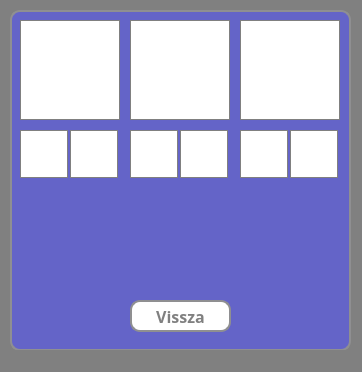
Above: src/main/resources/ui/dark/resultsWindow.ui from pkristof1999/Szakdolgozat before the change. Below: the same form after it.
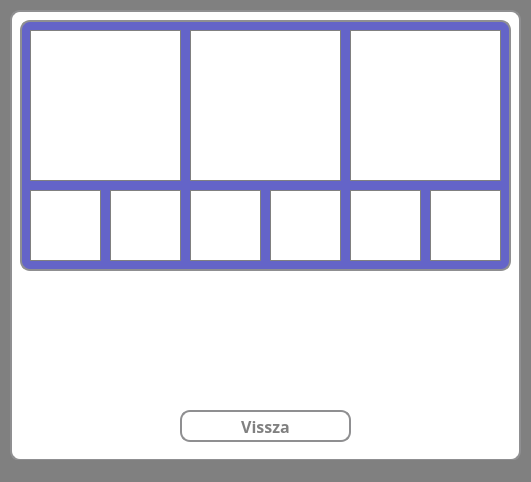
That is the form after the change.

Patch:
```diff
--- a/src/main/resources/ui/dark/resultsWindow.ui
+++ b/src/main/resources/ui/dark/resultsWindow.ui
@@ -6,8 +6,8 @@
    <rect>
     <x>0</x>
     <y>0</y>
-    <width>362</width>
-    <height>372</height>
+    <width>531</width>
+    <height>482</height>
    </rect>
   </property>
   <property name="windowTitle">
@@ -24,233 +24,26 @@
      <rect>
       <x>10</x>
       <y>10</y>
-      <width>341</width>
-      <height>341</height>
+      <width>511</width>
+      <height>451</height>
      </rect>
     </property>
     <property name="styleSheet">
      <string notr="true">* {
-	background-color: rgb(100, 100, 200);
+	background-color: white;
 	border: 2px solid #8f8f91;
 	border-radius: 10px;
-	color: white;
+	color: rgb(100, 100, 200);
 	font-size: 16px;
 	font-weight: bold;
 }</string>
     </property>
-    <widget class="QFrame" name="learnMedal">
-     <property name="geometry">
-      <rect>
-       <x>10</x>
-       <y>10</y>
-       <width>100</width>
-       <height>100</height>
-      </rect>
-     </property>
-     <property name="styleSheet">
-      <string notr="true">* {
-border: 1px solid grey;
-border-radius: 0px;
-background-color: white;
-}</string>
-     </property>
-     <property name="frameShape">
-      <enum>QFrame::StyledPanel</enum>
-     </property>
-     <property name="frameShadow">
-      <enum>QFrame::Raised</enum>
-     </property>
-    </widget>
-    <widget class="QFrame" name="quizMedal">
-     <property name="geometry">
-      <rect>
-       <x>120</x>
-       <y>10</y>
-       <width>100</width>
-       <height>100</height>
-      </rect>
-     </property>
-     <property name="styleSheet">
-      <string notr="true">* {
-border: 1px solid grey;
-border-radius: 0px;
-background-color: white;
-}</string>
-     </property>
-     <property name="frameShape">
-      <enum>QFrame::StyledPanel</enum>
-     </property>
-     <property name="frameShadow">
-      <enum>QFrame::Raised</enum>
-     </property>
-    </widget>
-    <widget class="QFrame" name="emailMedal">
-     <property name="geometry">
-      <rect>
-       <x>230</x>
-       <y>10</y>
-       <width>100</width>
-       <height>100</height>
-      </rect>
-     </property>
-     <property name="styleSheet">
-      <string notr="true">* {
-border: 1px solid grey;
-border-radius: 0px;
-background-color: white;
-}</string>
-     </property>
-     <property name="frameShape">
-      <enum>QFrame::StyledPanel</enum>
-     </property>
-     <property name="frameShadow">
-      <enum>QFrame::Raised</enum>
-     </property>
-    </widget>
-    <widget class="QFrame" name="badge01">
-     <property name="geometry">
-      <rect>
-       <x>10</x>
-       <y>120</y>
-       <width>48</width>
-       <height>48</height>
-      </rect>
-     </property>
-     <property name="styleSheet">
-      <string notr="true">* {
-border: 1px solid grey;
-border-radius: 0px;
-background-color: white;
-}</string>
-     </property>
-     <property name="frameShape">
-      <enum>QFrame::StyledPanel</enum>
-     </property>
-     <property name="frameShadow">
-      <enum>QFrame::Raised</enum>
-     </property>
-    </widget>
-    <widget class="QFrame" name="badge02">
-     <property name="geometry">
-      <rect>
-       <x>60</x>
-       <y>120</y>
-       <width>48</width>
-       <height>48</height>
-      </rect>
-     </property>
-     <property name="styleSheet">
-      <string notr="true">* {
-border: 1px solid grey;
-border-radius: 0px;
-background-color: white;
-}</string>
-     </property>
-     <property name="frameShape">
-      <enum>QFrame::StyledPanel</enum>
-     </property>
-     <property name="frameShadow">
-      <enum>QFrame::Raised</enum>
-     </property>
-    </widget>
-    <widget class="QFrame" name="badge03">
-     <property name="geometry">
-      <rect>
-       <x>120</x>
-       <y>120</y>
-       <width>48</width>
-       <height>48</height>
-      </rect>
-     </property>
-     <property name="styleSheet">
-      <string notr="true">* {
-border: 1px solid grey;
-border-radius: 0px;
-background-color: white;
-}</string>
-     </property>
-     <property name="frameShape">
-      <enum>QFrame::StyledPanel</enum>
-     </property>
-     <property name="frameShadow">
-      <enum>QFrame::Raised</enum>
-     </property>
-    </widget>
-    <widget class="QFrame" name="badge04">
-     <property name="geometry">
-      <rect>
-       <x>170</x>
-       <y>120</y>
-       <width>48</width>
-       <height>48</height>
-      </rect>
-     </property>
-     <property name="styleSheet">
-      <string notr="true">* {
-border: 1px solid grey;
-border-radius: 0px;
-background-color: white;
-}</string>
-     </property>
-     <property name="frameShape">
-      <enum>QFrame::StyledPanel</enum>
-     </property>
-     <property name="frameShadow">
-      <enum>QFrame::Raised</enum>
-     </property>
-    </widget>
-    <widget class="QFrame" name="badge05">
-     <property name="geometry">
-      <rect>
-       <x>230</x>
-       <y>120</y>
-       <width>48</width>
-       <height>48</height>
-      </rect>
-     </property>
-     <property name="styleSheet">
-      <string notr="true">* {
-border: 1px solid grey;
-border-radius: 0px;
-background-color: white;
-}</string>
-     </property>
-     <property name="frameShape">
-      <enum>QFrame::StyledPanel</enum>
-     </property>
-     <property name="frameShadow">
-      <enum>QFrame::Raised</enum>
-     </property>
-    </widget>
-    <widget class="QFrame" name="badge06">
-     <property name="geometry">
-      <rect>
-       <x>280</x>
-       <y>120</y>
-       <width>48</width>
-       <height>48</height>
-      </rect>
-     </property>
-     <property name="styleSheet">
-      <string notr="true">* {
-border: 1px solid grey;
-border-radius: 0px;
-background-color: white;
-}</string>
-     </property>
-     <property name="frameShape">
-      <enum>QFrame::StyledPanel</enum>
-     </property>
-     <property name="frameShadow">
-      <enum>QFrame::Raised</enum>
-     </property>
-    </widget>
     <widget class="QLabel" name="userScore">
      <property name="geometry">
       <rect>
-       <x>20</x>
-       <y>190</y>
-       <width>301</width>
+       <x>90</x>
+       <y>300</y>
+       <width>331</width>
        <height>81</height>
       </rect>
      </property>
@@ -272,9 +65,9 @@
     <widget class="QPushButton" name="backButton">
      <property name="geometry">
       <rect>
-       <x>120</x>
-       <y>290</y>
-       <width>101</width>
+       <x>170</x>
+       <y>400</y>
+       <width>171</width>
        <height>32</height>
       </rect>
      </property>
@@ -302,6 +95,228 @@
       <string>Vissza</string>
      </property>
     </widget>
+    <widget class="QWidget" name="widget_2" native="true">
+     <property name="geometry">
+      <rect>
+       <x>10</x>
+       <y>10</y>
+       <width>491</width>
+       <height>251</height>
+      </rect>
+     </property>
+     <property name="styleSheet">
+      <string notr="true">* {
+	background-color: rgb(100, 100, 200);
+}</string>
+     </property>
+     <widget class="QFrame" name="learnMedal">
+      <property name="geometry">
+       <rect>
+        <x>10</x>
+        <y>10</y>
+        <width>151</width>
+        <height>151</height>
+       </rect>
+      </property>
+      <property name="styleSheet">
+       <string notr="true">* {
+border: 1px solid grey;
+border-radius: 0px;
+background-color: white;
+}</string>
+      </property>
+      <property name="frameShape">
+       <enum>QFrame::StyledPanel</enum>
+      </property>
+      <property name="frameShadow">
+       <enum>QFrame::Raised</enum>
+      </property>
+     </widget>
+     <widget class="QFrame" name="quizMedal">
+      <property name="geometry">
+       <rect>
+        <x>170</x>
+        <y>10</y>
+        <width>151</width>
+        <height>151</height>
+       </rect>
+      </property>
+      <property name="styleSheet">
+       <string notr="true">* {
+border: 1px solid grey;
+border-radius: 0px;
+background-color: white;
+}</string>
+      </property>
+      <property name="frameShape">
+       <enum>QFrame::StyledPanel</enum>
+      </property>
+      <property name="frameShadow">
+       <enum>QFrame::Raised</enum>
+      </property>
+     </widget>
+     <widget class="QFrame" name="emailMedal">
+      <property name="geometry">
+       <rect>
+        <x>330</x>
+        <y>10</y>
+        <width>151</width>
+        <height>151</height>
+       </rect>
+      </property>
+      <property name="styleSheet">
+       <string notr="true">* {
+border: 1px solid grey;
+border-radius: 0px;
+background-color: white;
+}</string>
+      </property>
+      <property name="frameShape">
+       <enum>QFrame::StyledPanel</enum>
+      </property>
+      <property name="frameShadow">
+       <enum>QFrame::Raised</enum>
+      </property>
+     </widget>
+     <widget class="QFrame" name="badge01">
+      <property name="geometry">
+       <rect>
+        <x>10</x>
+        <y>170</y>
+        <width>71</width>
+        <height>71</height>
+       </rect>
+      </property>
+      <property name="styleSheet">
+       <string notr="true">* {
+border: 1px solid grey;
+border-radius: 0px;
+background-color: white;
+}</string>
+      </property>
+      <property name="frameShape">
+       <enum>QFrame::StyledPanel</enum>
+      </property>
+      <property name="frameShadow">
+       <enum>QFrame::Raised</enum>
+      </property>
+     </widget>
+     <widget class="QFrame" name="badge02">
+      <property name="geometry">
+       <rect>
+        <x>90</x>
+        <y>170</y>
+        <width>71</width>
+        <height>71</height>
+       </rect>
+      </property>
+      <property name="styleSheet">
+       <string notr="true">* {
+border: 1px solid grey;
+border-radius: 0px;
+background-color: white;
+}</string>
+      </property>
+      <property name="frameShape">
+       <enum>QFrame::StyledPanel</enum>
+      </property>
+      <property name="frameShadow">
+       <enum>QFrame::Raised</enum>
+      </property>
+     </widget>
+     <widget class="QFrame" name="badge03">
+      <property name="geometry">
+       <rect>
+        <x>170</x>
+        <y>170</y>
+        <width>71</width>
+        <height>71</height>
+       </rect>
+      </property>
+      <property name="styleSheet">
+       <string notr="true">* {
+border: 1px solid grey;
+border-radius: 0px;
+background-color: white;
+}</string>
+      </property>
+      <property name="frameShape">
+       <enum>QFrame::StyledPanel</enum>
+      </property>
+      <property name="frameShadow">
+       <enum>QFrame::Raised</enum>
+      </property>
+     </widget>
+     <widget class="QFrame" name="badge04">
+      <property name="geometry">
+       <rect>
+        <x>250</x>
+        <y>170</y>
+        <width>71</width>
+        <height>71</height>
+       </rect>
+      </property>
+      <property name="styleSheet">
+       <string notr="true">* {
+border: 1px solid grey;
+border-radius: 0px;
+background-color: white;
+}</string>
+      </property>
+      <property name="frameShape">
+       <enum>QFrame::StyledPanel</enum>
+      </property>
+      <property name="frameShadow">
+       <enum>QFrame::Raised</enum>
+      </property>
+     </widget>
+     <widget class="QFrame" name="badge05">
+      <property name="geometry">
+       <rect>
+        <x>330</x>
+        <y>170</y>
+        <width>71</width>
+        <height>71</height>
+       </rect>
+      </property>
+      <property name="styleSheet">
+       <string notr="true">* {
+border: 1px solid grey;
+border-radius: 0px;
+background-color: white;
+}</string>
+      </property>
+      <property name="frameShape">
+       <enum>QFrame::StyledPanel</enum>
+      </property>
+      <property name="frameShadow">
+       <enum>QFrame::Raised</enum>
+      </property>
+     </widget>
+     <widget class="QFrame" name="badge06">
+      <property name="geometry">
+       <rect>
+        <x>410</x>
+        <y>170</y>
+        <width>71</width>
+        <height>71</height>
+       </rect>
+      </property>
+      <property name="styleSheet">
+       <string notr="true">* {
+border: 1px solid grey;
+border-radius: 0px;
+background-color: white;
+}</string>
+      </property>
+      <property name="frameShape">
+       <enum>QFrame::StyledPanel</enum>
+      </property>
+      <property name="frameShadow">
+       <enum>QFrame::Raised</enum>
+      </property>
+     </widget>
+    </widget>
    </widget>
   </widget>
   <widget class="QStatusBar" name="statusbar"/>
```
Left out of the diff: 8 changed lines with no effect on the pictures.
